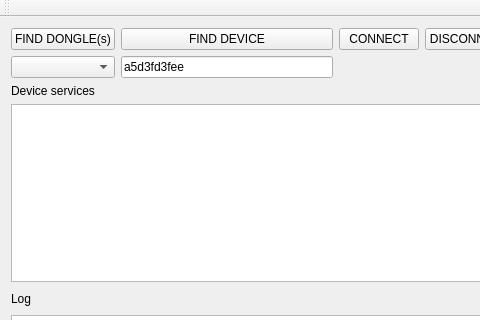
Old version of the form blewindow.ui in the repository henzim/QBlueGigaTest; both pictures show x 0 to 480 and y 0 to 320 of the 736 by 527 pixel window.
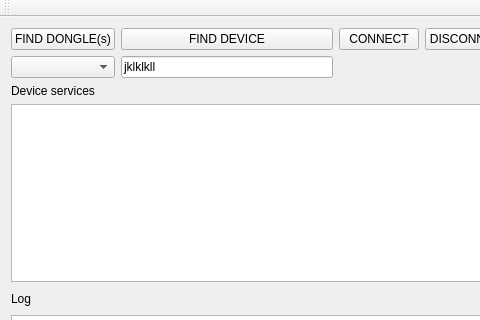
New version of the form.

```diff
--- a/blewindow.ui
+++ b/blewindow.ui
@@ -43,7 +43,7 @@
         <item>
          <widget class="QLineEdit" name="lineEdit">
           <property name="text">
-           <string>a5d3fd3fee</string>
+           <string>jklklkll</string>
           </property>
          </widget>
         </item>
```
